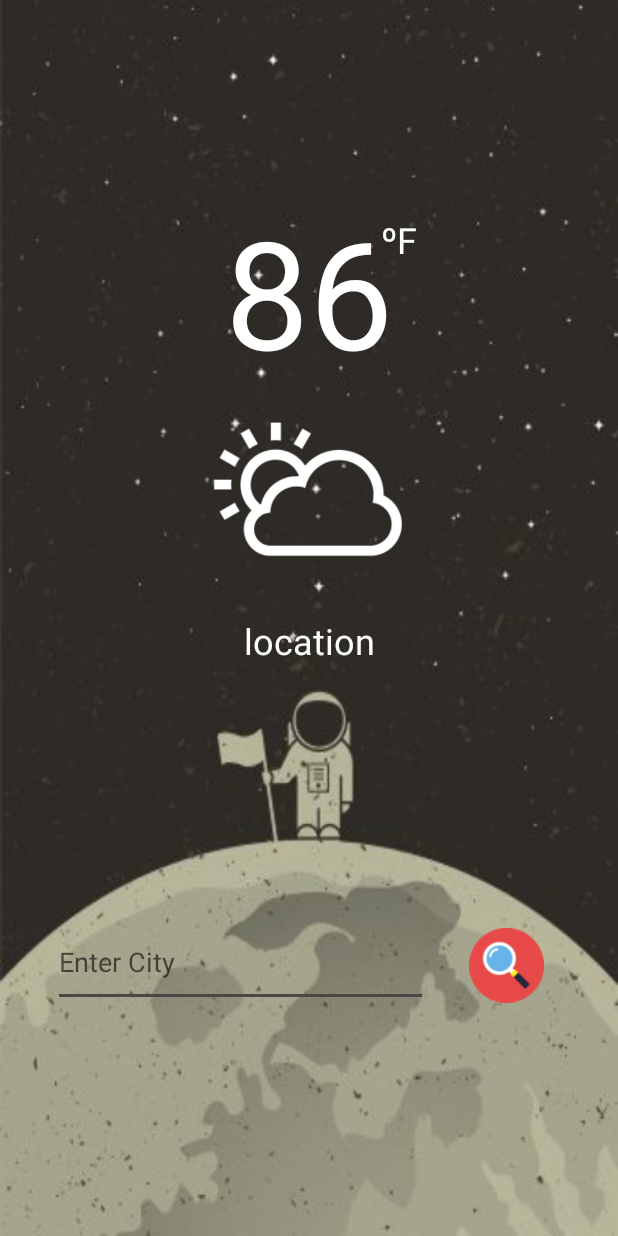
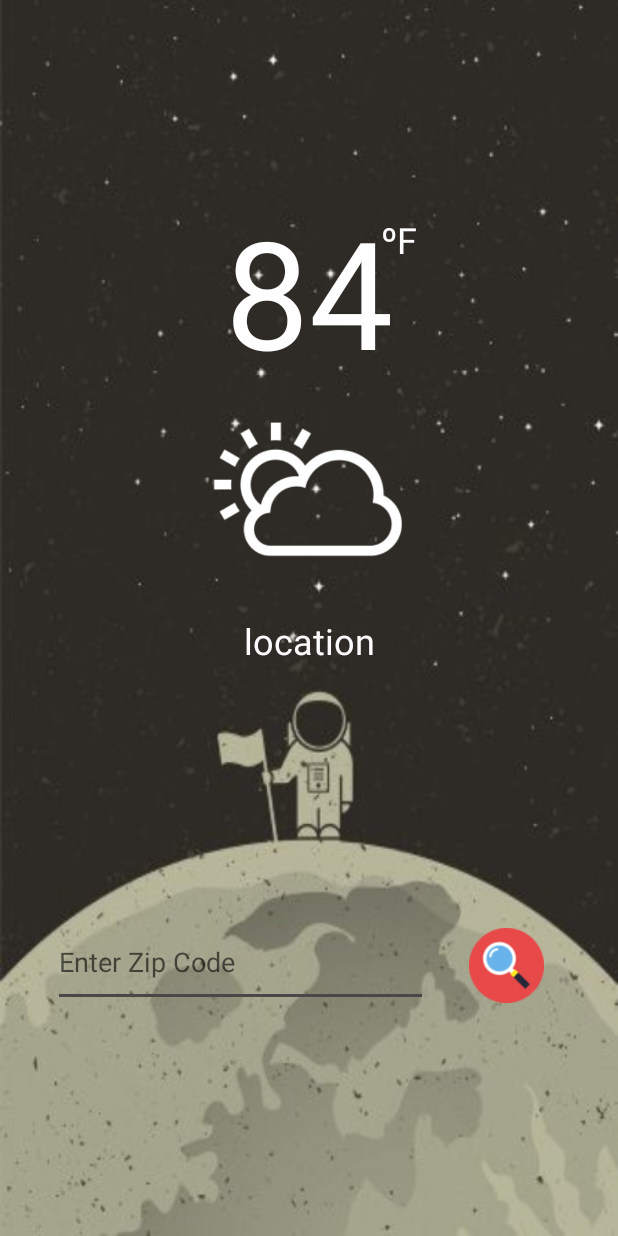
Before and after one commit to JavaCoffeeBean/WeatherApp, an Android app: the screen it shows after launch (MainActivity), on a phone screen of 412 x 824 dp. Run offline under Robolectric (Android 15) with nearby library versions, the phone set to English and light mode, and no system bars.

Commit message:
corrected some warnings

```diff
--- a/app/src/main/res/layout/activity_main.xml
+++ b/app/src/main/res/layout/activity_main.xml
@@ -25,7 +25,7 @@
             android:layout_width="match_parent"
             android:layout_height="wrap_content"
             android:gravity="center"
-            android:text="86"
+            android:text="@string/Temperature_Data"
             android:textColor="#FFFFFF"
             android:textSize="100sp" />
 
@@ -33,7 +33,8 @@
             android:id="@+id/weatherIcon"
             android:layout_width="150dp"
             android:layout_height="150dp"
-            app:srcCompat="@drawable/cloudy" />
+            app:srcCompat="@drawable/cloudy"
+            android:contentDescription=""/>
 
         <TextView
             android:id="@+id/city"
@@ -71,7 +72,7 @@
         android:layout_marginStart="35dp"
         android:layout_marginBottom="56dp"
         android:ems="10"
-        android:hint="Enter City"
+        android:hint="@string/hint_text"
         android:inputType="textPersonName"
         app:layout_constraintBottom_toBottomOf="@+id/linearLayout"
         app:layout_constraintStart_toStartOf="parent" />
--- a/app/src/main/res/values/strings.xml
+++ b/app/src/main/res/values/strings.xml
@@ -3,4 +3,5 @@
     <string name="Location_Data">location</string>
     <string name="Temperature_Data">84</string>
     <string name="Temperature_Mearurement">ºF</string>
+    <string name="hint_text">Enter Zip Code</string>
 </resources>
```
